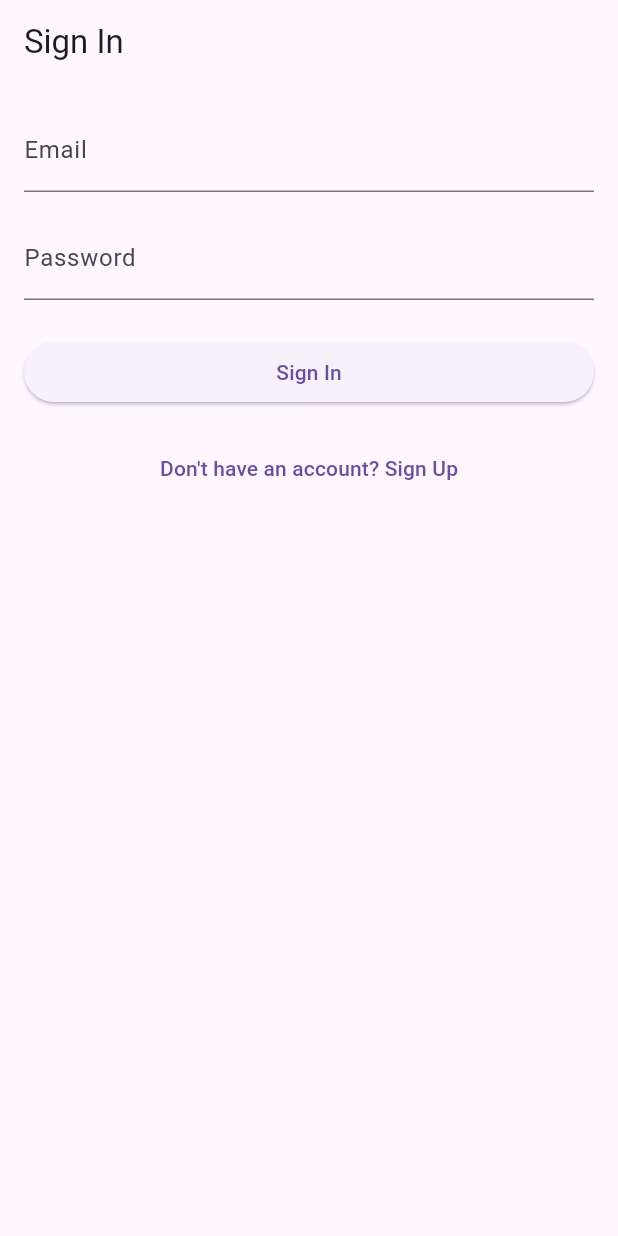
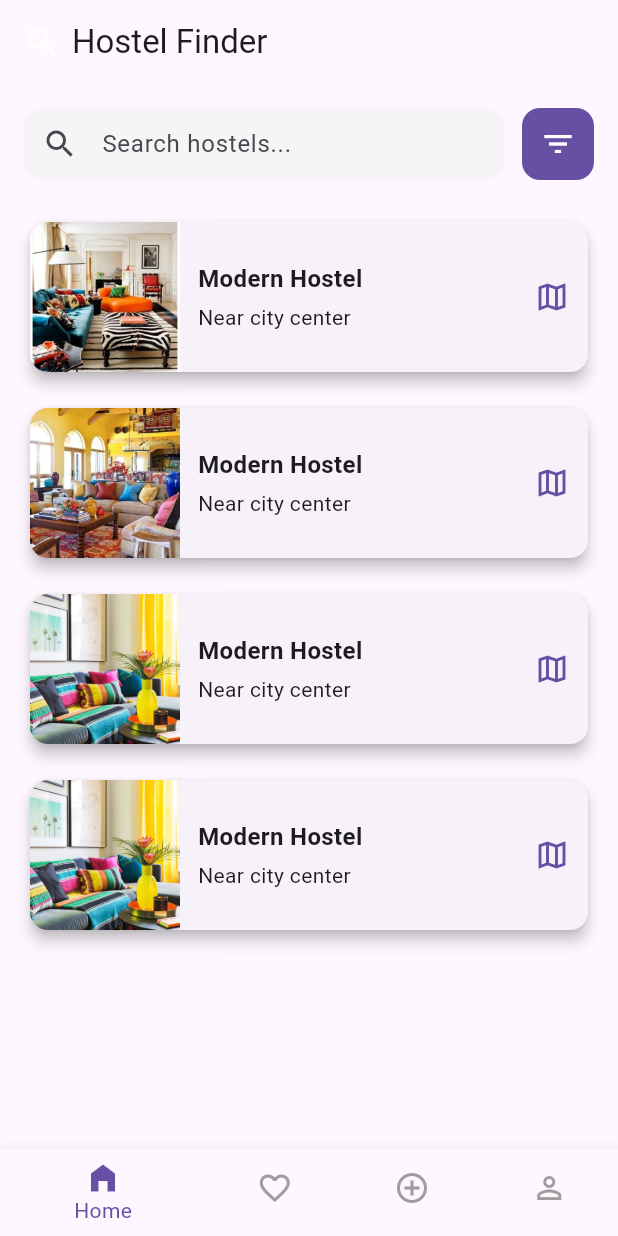
Before and after one commit to sbfrusho/hostel_finder, a Flutter app: the screen it shows after launch, on a phone screen of 412 x 824 dp. Run offline on Flutter 3.47's test engine with Material 3 defaults, Android fonts, the phone set to English and light mode, and no system bars; our stand-ins replace firebase_auth, firebase_core, go_router; accounts and stored records are empty.

Commit message:
splash and home Screen added

```diff
--- /dev/null
+++ b/lib/features/hostel/Screens/home_screen.dart
@@ -0,0 +1,158 @@
+import 'package:flutter/material.dart';
+
+class HomeScreen extends StatelessWidget {
+  const HomeScreen({super.key});
+
+  @override
+  Widget build(BuildContext context) {
+    return Scaffold(
+      appBar: AppBar(
+        title: Row(
+          mainAxisSize: MainAxisSize.min,
+          children: const [
+            Icon(Icons.search, color: Colors.white),
+            SizedBox(width: 8),
+            Text('Hostel Finder'),
+          ],
+        ),
+      ),
+      body: Column(
+        children: [
+          // Search & filter
+          Padding(
+            padding: const EdgeInsets.all(16.0),
+            child: Row(
+              children: [
+                Expanded(
+                  child: TextField(
+                    decoration: InputDecoration(
+                      hintText: 'Search hostels...',
+                      prefixIcon: const Icon(Icons.search),
+                      filled: true,
+                      fillColor: Colors.grey[100],
+                      contentPadding: const EdgeInsets.symmetric(
+                          vertical: 12, horizontal: 16),
+                      border: OutlineInputBorder(
+                        borderRadius: BorderRadius.circular(12),
+                        borderSide: BorderSide.none,
+                      ),
+                    ),
+                  ),
+                ),
+                const SizedBox(width: 12),
+                GestureDetector(
+                  onTap: () {
+                    // TODO: open filter screen
+                  },
+                  child: Container(
+                    padding: const EdgeInsets.all(12),
+                    decoration: BoxDecoration(
+                      color: Theme.of(context).primaryColor,
+                      borderRadius: BorderRadius.circular(12),
+                    ),
+                    child: const Icon(
+                      Icons.filter_list,
+                      color: Colors.white,
+                    ),
+                  ),
+                ),
+              ],
+            ),
+          ),
+
+          // Hostel list
+          Expanded(
+            child: ListView.builder(
+              itemCount: 4, // TODO: replace with dynamic count
+              itemBuilder: (context, index) {
+                return Padding(
+                  padding:
+                  const EdgeInsets.symmetric(horizontal: 16, vertical: 8),
+                  child: Card(
+                    shape: RoundedRectangleBorder(
+                        borderRadius: BorderRadius.circular(12)),
+                    elevation: 4,
+                    child: Row(
+                      children: [
+                        // Hostel image
+                        ClipRRect(
+                          borderRadius: const BorderRadius.only(
+                              topLeft: Radius.circular(12),
+                              bottomLeft: Radius.circular(12)),
+                          child: Image.asset(
+                            'assets/images/hostel${index + 1}.jpg',
+                            width: 100,
+                            height: 100,
+                            fit: BoxFit.cover,
+                          ),
+                        ),
+                        const SizedBox(width: 12),
+                        // Details
+                        Expanded(
+                          child: Padding(
+                            padding: const EdgeInsets.symmetric(vertical: 12),
+                            child: Column(
+                              crossAxisAlignment: CrossAxisAlignment.start,
+                              children: const [
+                                Text(
+                                  'Modern Hostel',
+                                  style: TextStyle(
+                                    fontSize: 16,
+                                    fontWeight: FontWeight.bold,
+                                  ),
+                                ),
+                                SizedBox(height: 4),
+                                Text(
+                                  'Near city center',
+                                  style: TextStyle(fontSize: 14),
+                                ),
+                              ],
+                            ),
+                          ),
+                        ),
+                        const SizedBox(width: 8),
+                        IconButton(
+                          icon: const Icon(Icons.map_outlined),
+                          color: Theme.of(context).primaryColor,
+                          onPressed: () {
+                            // TODO: open map view
+                          },
+                        ),
+                      ],
+                    ),
+                  ),
+                );
+              },
+            ),
+          ),
+        ],
+      ),
+
+      // Bottom navigation bar
+      bottomNavigationBar: BottomNavigationBar(
+        currentIndex: 0, // Home
+        selectedItemColor: Theme.of(context).primaryColor,
+        unselectedItemColor: Colors.grey,
+        showUnselectedLabels: false,
+        items: const [
+          BottomNavigationBarItem(
+            icon: Icon(Icons.home_filled),
+            label: 'Home',
+          ),
+          BottomNavigationBarItem(
+            icon: Icon(Icons.favorite_border),
+            label: 'Bookmarks',
+          ),
+          BottomNavigationBarItem(
+            icon: Icon(Icons.add_circle_outline),
+            label: 'Add',
+          ),
+          BottomNavigationBarItem(
+            icon: Icon(Icons.person_outline),
+            label: 'Profile',
+          ),
+        ],
+      ),
+    );
+  }
+}
--- /dev/null
+++ b/lib/lib/features/hostel/Screens/SplashScreen.dart
@@ -0,0 +1 @@
+// TODO Implement this library.
--- /dev/null
+++ b/lib/lib/features/hostel/Screens/splash_screen.dart
@@ -0,0 +1 @@
+// TODO Implement this library.
--- a/lib/main.dart
+++ b/lib/main.dart
@@ -2,12 +2,13 @@ import 'package:flutter/material.dart';
 import 'package:firebase_core/firebase_core.dart';
 import 'package:hostel_finder/shared/routes/app_router.dart';
 import 'package:provider/provider.dart';
-
+import 'features/hostel/Screens/splash_screen.dart';
+import 'features/hostel/Screens/home_screen.dart';
 import 'features/authentication/presentation/providers/auth_provider.dart';
 
 void main() async {
-  WidgetsFlutterBinding.ensureInitialized();
-  await Firebase.initializeApp();
+  // WidgetsFlutterBinding.ensureInitialized();
+  // await Firebase.initializeApp();
   runApp(const MyApp());
 }
 
@@ -16,14 +17,13 @@ class MyApp extends StatelessWidget {
 
   @override
   Widget build(BuildContext context) {
-    return MultiProvider(
-      providers: [
-        ChangeNotifierProvider(create: (_) => AuthProvider()..checkAuthStatus()),
-      ],
-      child: MaterialApp.router(
-        routerConfig: AppRouter.router,
-        debugShowCheckedModeBanner: false,
+    return MaterialApp(
+      title: 'Hostel Finder',
+      debugShowCheckedModeBanner: false,
+      theme: ThemeData(
+        primarySwatch: Colors.teal,
       ),
+      home: const SplashScreen(),
     );
   }
 }
```
Also changed, not shown: lib/features/hostel/Screens/splash_screen.dart (added, +79 -0 lines), pubspec.yaml (+6 -1 lines), assets/images/hostel1.jpg (added), assets/images/hostel2.jpg (added), assets/images/hostel3.jpg (added), assets/images/hostel4.jpg (added), assets/images/logo.png (added), pubspec.lock.
